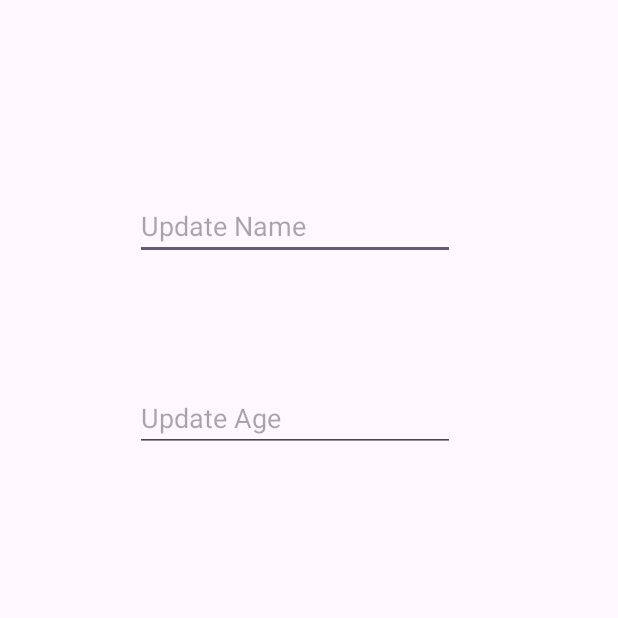
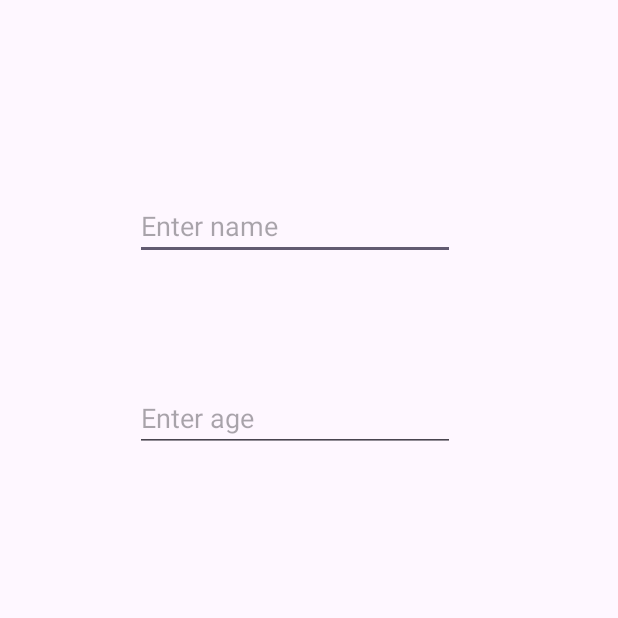
Before and after one commit to x00167885/CA2_Android, an Android app: the UpdatePerson screen opened directly, with no data from a screen before it, on a phone screen of 412 x 824 dp, the top half of it. Run offline under Robolectric (Android 15) with nearby library versions, the phone set to English and light mode, and no system bars.

Commit message:
localisation error caught in update person-L

```diff
--- a/app/src/main/res/layout/activity_update_person.xml
+++ b/app/src/main/res/layout/activity_update_person.xml
@@ -28,7 +28,7 @@
         android:layout_marginTop="111dp"
         android:layout_marginBottom="79dp"
         android:ems="10"
-        android:hint="Update Name"
+        android:hint="@string/update_fields_name"
         android:inputType="text"
         app:layout_constraintBottom_toBottomOf="parent"
         app:layout_constraintEnd_toEndOf="parent"
@@ -42,7 +42,7 @@
         android:layout_width="wrap_content"
         android:layout_height="wrap_content"
         android:ems="10"
-        android:hint="Update Age"
+        android:hint="@string/update_fields_age"
         android:inputType="text"
         app:layout_constraintBottom_toBottomOf="parent"
         app:layout_constraintEnd_toEndOf="parent"
```
